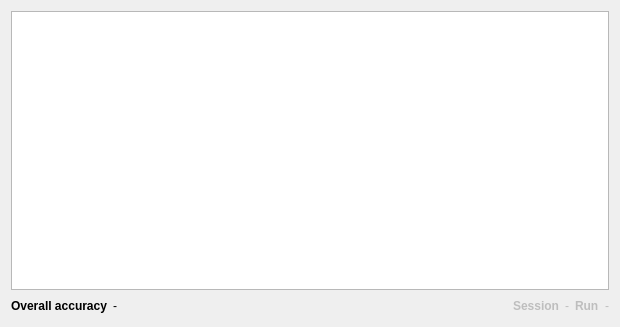
This is confusionmatrix.ui in dgirardeau/q3DMASC as Qt 5 draws it before an edit. The edited form follows.
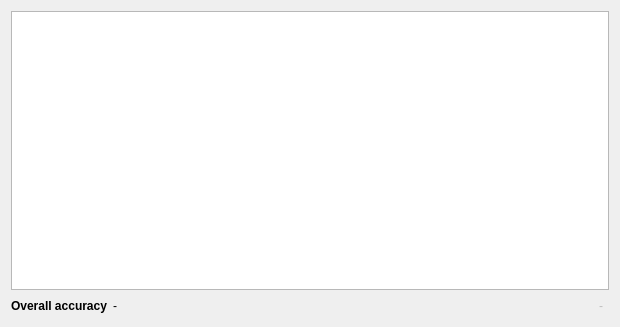
This is the edited form.

The edit to the form file:
```diff
--- a/confusionmatrix.ui
+++ b/confusionmatrix.ui
@@ -13,8 +13,8 @@
   <property name="windowTitle">
    <string>Form</string>
   </property>
-  <layout class="QGridLayout" name="gridLayout" rowminimumheight="1,0">
-   <item row="0" column="0" colspan="7">
+  <layout class="QGridLayout" name="gridLayout">
+   <item row="0" column="0" colspan="5">
     <widget class="QTableWidget" name="tableWidget">
      <property name="verticalScrollBarPolicy">
       <enum>Qt::ScrollBarAlwaysOff</enum>
@@ -75,43 +75,8 @@
      </property>
      <property name="font">
       <font>
-       <bold>true</bold>
+       <bold>false</bold>
       </font>
-     </property>
-     <property name="text">
-      <string>Session</string>
-     </property>
-    </widget>
-   </item>
-   <item row="1" column="4">
-    <widget class="QLabel" name="label_session">
-     <property name="enabled">
-      <bool>false</bool>
-     </property>
-     <property name="text">
-      <string>-</string>
-     </property>
-    </widget>
-   </item>
-   <item row="1" column="5">
-    <widget class="QLabel" name="label_3">
-     <property name="enabled">
-      <bool>false</bool>
-     </property>
-     <property name="font">
-      <font>
-       <bold>true</bold>
-      </font>
-     </property>
-     <property name="text">
-      <string>Run</string>
-     </property>
-    </widget>
-   </item>
-   <item row="1" column="6">
-    <widget class="QLabel" name="label_run">
-     <property name="enabled">
-      <bool>false</bool>
      </property>
      <property name="text">
       <string>-</string>
```
Left out of the diff: 40 changed lines with no effect on the pictures.
